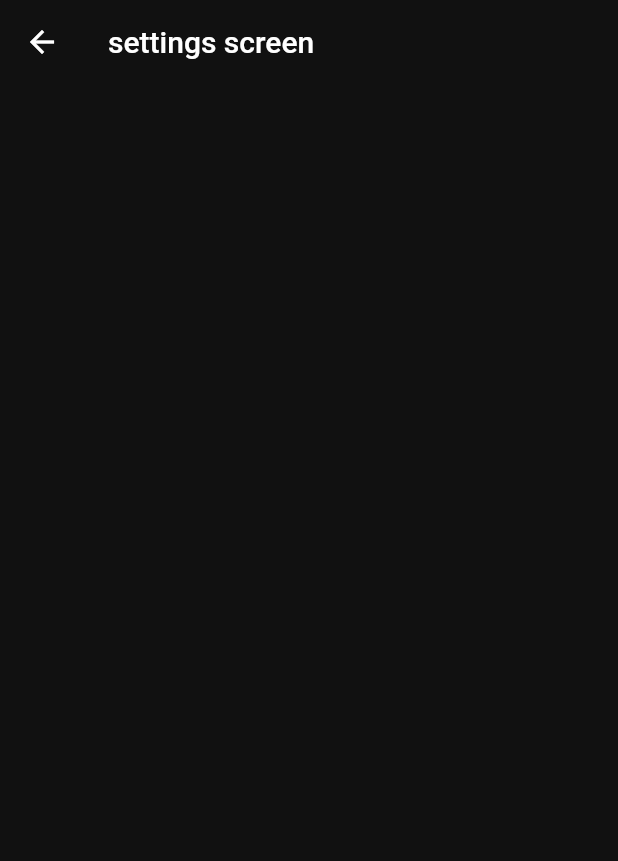
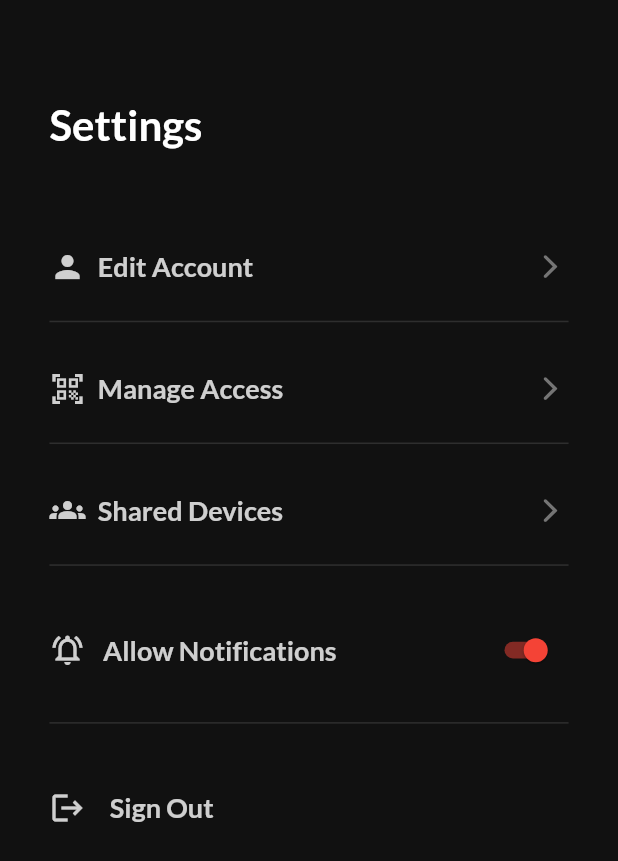
Before and after one commit to Vehicle-Telematics-Control-Unit/Mobile-Application-Module, a Flutter app: the SettingsScreen screen opened directly, on a phone screen of 412 x 824 dp. Shown: the top 861 px of the screen. Run offline on Flutter 3.47's test engine with Material 2 defaults, Android fonts, the light colour scheme and no system bars; our stand-ins replace device_preview, dio, flex_color_scheme, flutter_spinkit, flutter_svg, get and 5 more; missing offline and left inert: platform_device_id; accounts and stored records are empty.

Commit message:
added settings screen

```diff
--- a/smart_car_mobile_app/lib/presentation/screens/main_screen.dart
+++ b/smart_car_mobile_app/lib/presentation/screens/main_screen.dart
@@ -31,7 +31,7 @@ class MainScreen extends StatelessWidget {
                 Text(
                   'Hello, ${authenticationController.getUserName()} !',
                   style: GoogleFonts.lato(
-                      fontSize: 20,
+                      fontSize: 25,
                       letterSpacing: 0.01,
                       fontStyle: FontStyle.normal,
                       fontWeight: FontWeight.bold),
--- a/smart_car_mobile_app/lib/presentation/screens/settings_screen.dart
+++ b/smart_car_mobile_app/lib/presentation/screens/settings_screen.dart
@@ -1,11 +1,99 @@
 import 'package:flutter/material.dart';
+import 'package:google_fonts/google_fonts.dart';
+import 'package:smart_car_mobile_app/presentation/widgets/settings/notifications_options.dart';
+import '../widgets/settings/account_options.dart';
+import '../widgets/settings/sign_out_option.dart';
 
-
-class SettingsScreen extends StatelessWidget {
+class SettingsScreen extends StatefulWidget {
   const SettingsScreen({super.key});
 
   @override
+  State<SettingsScreen> createState() => _SettingsScreenState();
+}
+
+class _SettingsScreenState extends State<SettingsScreen> {
+  bool valNotify = true;
+  @override
   Widget build(BuildContext context) {
-   return Scaffold(appBar: AppBar(title: const Text('settings screen')),);
+    var screenHeight = MediaQuery.of(context).size.height;
+    var screenWidth = MediaQuery.of(context).size.width;
+    return Scaffold(
+      body: SafeArea(
+        child: Container(
+          padding: EdgeInsets.only(
+              left: screenWidth * 0.08,
+              top: screenHeight * 0.08,
+              right: screenWidth * 0.08),
+          child: ListView(children: [
+            Text(
+              "Settings",
+              style: GoogleFonts.lato(
+                  fontSize: 28,
+                  letterSpacing: 0.01,
+                  fontStyle: FontStyle.normal,
+                  fontWeight: FontWeight.bold),
+            ),
+            SizedBox(
+              height: screenHeight * 0.08,
+            ),
+            InkWell(
+              onTap: () {},
+              child: AccountOptions(
+                  title: 'Edit Account',
+                  screenWidth: screenWidth,
+                  screenHeight: screenHeight,
+                  icon: Icons.person),
+            ),
+            const Divider(
+              thickness: 1,
+            ),
+            SizedBox(
+              height: screenHeight * 0.03,
+            ),
+            InkWell(
+              onTap: () {},
+              child: AccountOptions(
+                  title: 'Manage Access',
+                  screenWidth: screenWidth,
+                  screenHeight: screenHeight,
+                  icon: Icons.qr_code_scanner),
+            ),
+            const Divider(
+              thickness: 1,
+            ),
+            SizedBox(
+              height: screenHeight * 0.03,
+            ),
+            InkWell(
+              onTap: () {},
+              child: AccountOptions(
+                  title: 'Shared Devices',
+                  screenWidth: screenWidth,
+                  screenHeight: screenHeight,
+                  icon: Icons.groups),
+            ),
+            const Divider(
+              thickness: 1,
+            ),
+            SizedBox(
+              height: screenHeight * 0.03,
+            ),
+            NotificationOptions(
+                title: " Allow Notifications",
+                icon: Icons.notifications_active_outlined,
+                screenWidth: screenWidth,
+                value: valNotify,
+                screenHeight: screenHeight),
+            const Divider(
+              thickness: 1,
+            ),
+            SizedBox(
+              height: screenHeight * 0.03,
+            ),
+            SignOutOption(screenWidth: screenWidth)
+          ]),
+        ),
+      ),
+    );
   }
 }
--- /dev/null
+++ b/smart_car_mobile_app/lib/presentation/widgets/settings/account_options.dart
@@ -0,0 +1,51 @@
+import 'package:flutter/cupertino.dart';
+import 'package:flutter/material.dart';
+
+import 'package:google_fonts/google_fonts.dart';
+
+class AccountOptions extends StatelessWidget {
+  IconData icon;
+  String title;
+  var screenWidth;
+  var screenHeight;
+  AccountOptions(
+      {Key? key,
+      required this.title,
+      required this.icon,
+      required this.screenWidth,
+      required this.screenHeight})
+      : super(key: key);
+
+  @override
+  Widget build(BuildContext context) {
+    return Column(
+      children: [
+        Row(
+          children: [
+            Icon(icon, color: const Color.fromRGBO(255, 255, 255, 0.8)),
+            SizedBox(
+              width: screenWidth * 0.02,
+            ),
+            Text(
+              title,
+              style: GoogleFonts.lato(
+                  fontSize: 18,
+                  letterSpacing: 0.01,
+                  fontStyle: FontStyle.normal,
+                  color: const Color.fromRGBO(255, 255, 255, 0.8),
+                  fontWeight: FontWeight.bold),
+            ),
+            const Spacer(),
+            Icon(
+              CupertinoIcons.chevron_forward,
+              color: Colors.grey.shade600,
+            )
+          ],
+        ),
+        SizedBox(
+          height: screenHeight * 0.02,
+        ),
+      ],
+    );
+  }
+}
--- /dev/null
+++ b/smart_car_mobile_app/lib/presentation/widgets/settings/notifications_options.dart
@@ -0,0 +1,70 @@
+import 'package:flutter/cupertino.dart';
+import 'package:flutter/material.dart';
+import 'package:get/get.dart';
+import 'package:google_fonts/google_fonts.dart';
+
+class NotificationOptions extends StatefulWidget {
+  IconData icon;
+  String title;
+  var screenWidth;
+  var screenHeight;
+  bool value;
+  NotificationOptions(
+      {Key? key,
+      required this.title,
+      required this.icon,
+      required this.screenWidth,
+      required this.value,
+      required this.screenHeight})
+      : super(key: key);
+
+  @override
+  State<NotificationOptions> createState() => _NotificationOptionsState();
+}
+
+class _NotificationOptionsState extends State<NotificationOptions> {
+  @override
+  Widget build(BuildContext context) {
+    return Column(
+      children: [
+        Row(
+          children: [
+            Icon(widget.icon, color: const Color.fromRGBO(255, 255, 255, 0.8)),
+            SizedBox(
+              width: widget.screenWidth * 0.02,
+            ),
+            Text(
+              widget.title,
+              style: GoogleFonts.lato(
+                  fontSize: 18,
+                  letterSpacing: 0.01,
+                  fontStyle: FontStyle.normal,
+                  color: const Color.fromRGBO(255, 255, 255, 0.8),
+                  fontWeight: FontWeight.bold),
+            ),
+            const Spacer(),
+            Transform.scale(
+              scale: 0.8,
+              child: Switch(
+                activeColor: Colors.red,
+                onChanged: (bool newVal) {
+                  onChangeMethod(newVal);
+                },
+                value: widget.value,
+              ),
+            )
+          ],
+        ),
+        SizedBox(
+          height: widget.screenHeight * 0.02,
+        ),
+      ],
+    );
+  }
+
+  void onChangeMethod(bool newVal) {
+    setState(() {
+      widget.value = newVal;
+    });
+  }
+}
--- /dev/null
+++ b/smart_car_mobile_app/lib/presentation/widgets/settings/sign_out_option.dart
@@ -0,0 +1,41 @@
+import 'package:flutter/material.dart';
+import 'package:google_fonts/google_fonts.dart';
+import 'package:smart_car_mobile_app/presentation/widgets/settings/notifications_options.dart';
+
+class SignOutOption extends StatelessWidget {
+  const SignOutOption({
+    super.key,
+    required this.screenWidth,
+  });
+
+  final double screenWidth;
+
+  @override
+  Widget build(BuildContext context) {
+    return Row(children: [
+      const Icon(Icons.logout, color: Color.fromRGBO(255, 255, 255, 0.8)),
+      SizedBox(
+        width: screenWidth * 0.02,
+      ),
+      TextButton(
+          onPressed: () {},
+          child: Align(
+            alignment: Alignment.centerLeft,
+            child: Text(
+              "Sign Out",
+              style: GoogleFonts.lato(
+                  fontSize: 18,
+                  letterSpacing: 0.01,
+                  fontStyle: FontStyle.normal,
+                  color: const Color.fromRGBO(255, 255, 255, 0.8),
+                  fontWeight: FontWeight.bold),
+            ),
+          )),
+    ]);
+  }
+}
+
+
+
+// Column buildAccountOptions(BuildContext context, String title, var screenWidth,
+//     var screenHeight, IconData icon) {}
```
